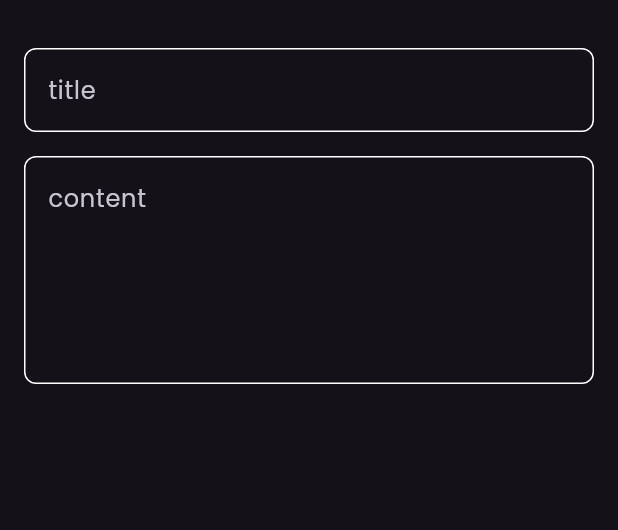
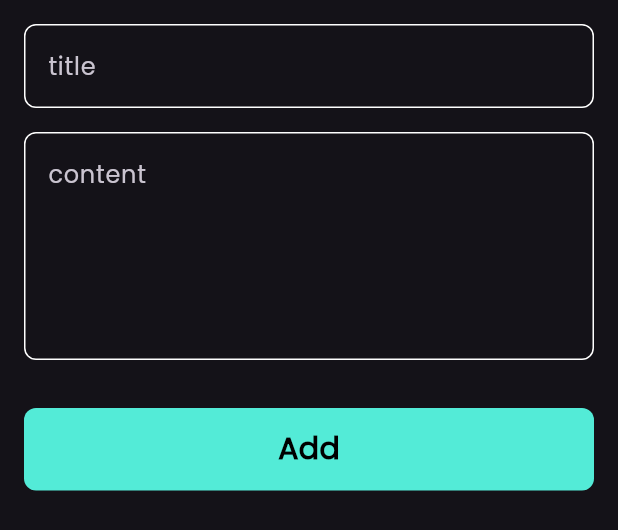
Before and after one commit to Islam-Zaky/notes_app, a Flutter app: the AddNoteBottomSheet widget shown alone on an empty page, opened directly, on a phone screen of 412 x 824 dp. Shown: the top 530 px of the screen. Run offline on Flutter 3.47's test engine with Material 3 defaults, Android fonts, the phone set to English and light mode, and no system bars; our stand-ins replace font_awesome_flutter.

Commit message:
finish notes bottom sheet

```diff
--- a/lib/views/widgets/add_note_bottom_sheet.dart
+++ b/lib/views/widgets/add_note_bottom_sheet.dart
@@ -1,4 +1,6 @@
 import 'package:flutter/material.dart';
+import 'package:notes_app/constants.dart';
+import 'package:notes_app/views/widgets/custom_button.dart';
 import 'package:notes_app/views/widgets/custom_text_field.dart';
 
 class AddNoteBottomSheet extends StatelessWidget {
@@ -8,9 +10,12 @@ class AddNoteBottomSheet extends StatelessWidget {
   Widget build(BuildContext context) {
     return Padding(
       padding: EdgeInsets.symmetric(horizontal: 16),
+      child: SingleChildScrollView(
         child: Column(
           children: [
-          SizedBox(height: 32),
+            SizedBox(
+              height: 16,
+            ),
             CustomTextField(
               hint: 'title',
             ),
@@ -21,7 +26,15 @@ class AddNoteBottomSheet extends StatelessWidget {
               hint: 'content',
               maxLines: 5,
             ),
+            SizedBox(
+              height: 32,
+            ),
+            CustomButton(),
+            SizedBox(
+              height: 16,
+            ),
           ],
+        ),
       ),
     );
   }
--- /dev/null
+++ b/lib/views/widgets/custom_button.dart
@@ -0,0 +1,28 @@
+import 'package:flutter/material.dart';
+import 'package:notes_app/constants.dart';
+
+class CustomButton extends StatelessWidget {
+  const CustomButton({super.key});
+
+  @override
+  Widget build(BuildContext context) {
+    return Container(
+      decoration: BoxDecoration(
+        color: kPrimaryColor,
+        borderRadius: BorderRadius.circular(8),
+      ),
+      width: MediaQuery.of(context).size.width,
+      height: 55,
+      child: Center(
+        child: Text(
+          'Add',
+          style: TextStyle(
+            color: Colors.black,
+            fontWeight: FontWeight.bold,
+            fontSize: 20,
+          ),
+        ),
+      ),
+    );
+  }
+}
```
Lines whose indentation alone changed are shown as unchanged.
